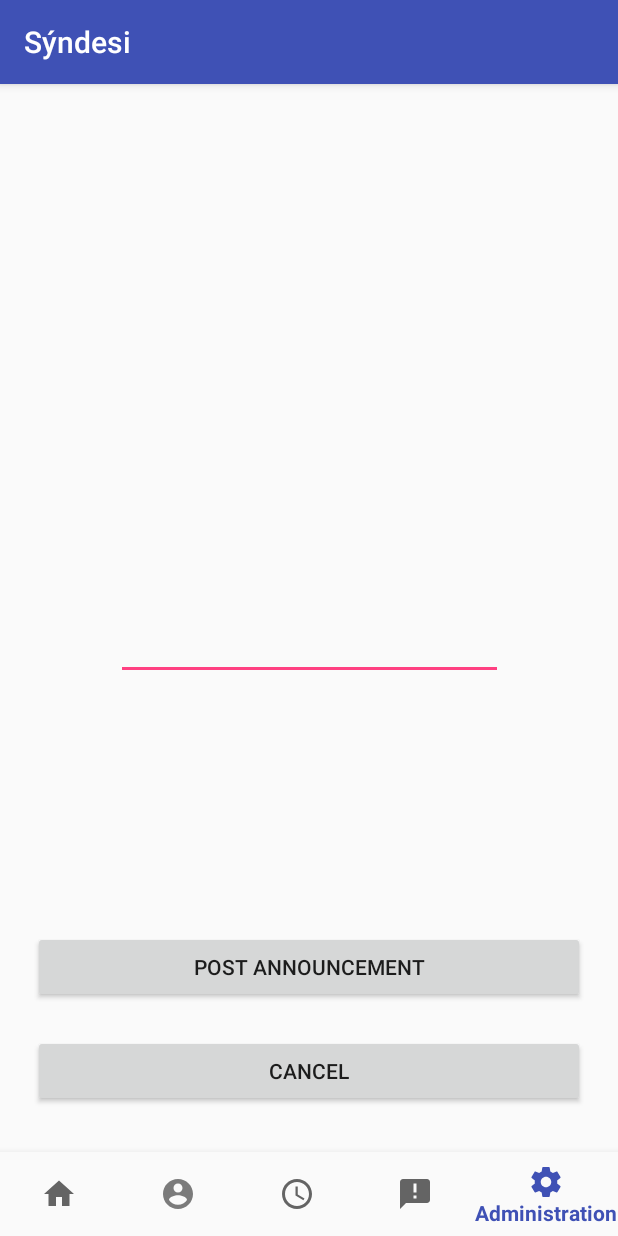
After one commit to MJSanfelippo/CECS491Project, an Android app: the PostAnnouncementActivity screen opened directly, with no data from a screen before it, on a phone screen of 412 x 824 dp. The commit adds this screen. Run offline under Robolectric (Android 15) with nearby library versions, the phone set to English and light mode, and no system bars; our stand-ins replace Firebase (no records; nobody signed in at launch, a user with empty details on screens opened directly).

Commit message:
Work on frontend and backend of posting announcement function. Still need to fix some bugs but core functionality works.

```diff
--- a/app/src/main/AndroidManifest.xml
+++ b/app/src/main/AndroidManifest.xml
@@ -33,6 +33,7 @@
         <activity android:name=".EditScheduleActivity" />
         <activity android:name=".EditEmployeeShift" />
         <activity android:name=".AddShift" />
+        <activity android:name=".PostAnnouncementActivity" />
     </application>
 
 </manifest>
--- a/app/src/main/java/cecs491/android/csulb/edu/cecs491project/EmployerAdminActivity.java
+++ b/app/src/main/java/cecs491/android/csulb/edu/cecs491project/EmployerAdminActivity.java
@@ -80,7 +80,8 @@ public class EmployerAdminActivity extends AppCompatActivity {
         announcementsButton.setOnClickListener(new View.OnClickListener() {
             @Override
             public void onClick(View v) {
-
+                Intent i = new Intent(EmployerAdminActivity.this, PostAnnouncementActivity.class);
+                startActivity(i);
             }
         });
 
--- /dev/null
+++ b/app/src/main/java/cecs491/android/csulb/edu/cecs491project/PostAnnouncementActivity.java
@@ -0,0 +1,127 @@
+package cecs491.android.csulb.edu.cecs491project;
+
+import android.content.Intent;
+import android.os.Bundle;
+import android.support.annotation.NonNull;
+import android.support.design.widget.BottomNavigationView;
+import android.support.v7.app.AlertDialog;
+import android.support.v7.app.AppCompatActivity;
+import android.view.Menu;
+import android.view.MenuItem;
+import android.view.View;
+import android.widget.Button;
+import android.widget.EditText;
+
+import com.google.firebase.auth.FirebaseAuth;
+import com.google.firebase.database.DatabaseReference;
+import com.google.firebase.database.FirebaseDatabase;
+
+import java.text.DateFormat;
+import java.text.SimpleDateFormat;
+import java.util.Date;
+import java.util.Locale;
+
+/**
+ * Created by phannachrin on 4/23/18.
+ */
+
+public class PostAnnouncementActivity extends AppCompatActivity {
+
+    private EditText announcementEditText;
+
+    private Button postButton;
+    private Button cancelButton;
+
+    private BottomNavigationView navigation;
+
+    private FirebaseDatabase db;
+    private FirebaseAuth auth;
+    private DatabaseReference ref;
+
+    private void instantiateFirebase() {
+        db = FirebaseDatabase.getInstance();
+        auth = FirebaseAuth.getInstance();
+        ref = db.getReference("Announcements");
+    }
+
+    private void instantiateLayout(){
+        announcementEditText = findViewById(R.id.announcementEditText);
+        postButton = findViewById(R.id.postButton);
+        cancelButton = findViewById(R.id.cancelButton);
+        navigation = findViewById(R.id.navigation);
+
+        postButton.setOnClickListener(new View.OnClickListener() {
+            @Override
+            public void onClick(View view) {
+                String newAnnouncement = announcementEditText.getText().toString();
+                //String date = new SimpleDateFormat("MM-dd-yyyy", Locale.getDefault()).format(new Date());
+                String timeStamp = DateFormat.getDateTimeInstance().format(new Date());
+                String employerId = auth.getUid();
+                String announcementID = timeStamp;
+                ref.child(announcementID).child("Made by").setValue(employerId);
+                ref.child(announcementID).child("Message").setValue(newAnnouncement);
+                ref.child(announcementID).child("Timestamp").setValue(timeStamp);
+                postSuccessful();
+            }
+        });
+
+        cancelButton.setOnClickListener(new View.OnClickListener() {
+            @Override
+            public void onClick(View view){
+                Intent i = new Intent(PostAnnouncementActivity.this, EmployerAdminActivity.class);
+                startActivity(i);
+            }
+        });
+    }
+
+    private void handleNavMenu(){
+        Menu menu = navigation.getMenu();
+        MenuItem item = menu.getItem(4);
+        item.setChecked(true);
+        navigation.setOnNavigationItemSelectedListener(new BottomNavigationView.OnNavigationItemSelectedListener() {
+            @Override
+            public boolean onNavigationItemSelected(@NonNull MenuItem item) {
+                Intent intent;
+                switch (item.getItemId()) {
+                    case R.id.navigation_home:
+                        intent = new Intent(PostAnnouncementActivity.this, EmployerHomePageActivity.class);
+                        startActivity(intent);
+                        return true;
+                    case R.id.navigation_profile:
+                        intent = new Intent(PostAnnouncementActivity.this, EmployerProfileActivity.class);
+                        startActivity(intent);
+                        return true;
+                    case R.id.navigation_schedule:
+                        intent = new Intent(PostAnnouncementActivity.this, EmployerScheduleActivity.class);
+                        startActivity(intent);
+                        return true;
+                    case R.id.navigation_announcements:
+                        return true;
+                    case R.id.navigation_admin:
+                        intent = new Intent(PostAnnouncementActivity.this, EmployerAdminActivity.class);
+                        startActivity(intent);
+                        return true;
+                }
+                return false;
+            }}
+        );
+    }
+
+    private void postSuccessful(){
+        AlertDialog alertDialog = new AlertDialog.Builder(PostAnnouncementActivity.this).create();
+        alertDialog.setMessage("Post Successful.");
+        alertDialog.show();
+        Intent i = new Intent(PostAnnouncementActivity.this, PostAnnouncementActivity.class);
+        startActivity(i);
+    }
+
+    @Override
+    protected void onCreate (Bundle savedInstanceState){
+        super.onCreate(savedInstanceState);
+        setContentView(R.layout.activity_create_announcement);
+        instantiateFirebase();
+        instantiateLayout();
+        handleNavMenu();
+    }
+
+}
--- /dev/null
+++ b/app/src/main/res/layout/activity_create_announcement.xml
@@ -0,0 +1,59 @@
+<?xml version="1.0" encoding="utf-8"?>
+<android.support.constraint.ConstraintLayout xmlns:android="http://schemas.android.com/apk/res/android"
+    xmlns:app="http://schemas.android.com/apk/res-auto"
+    xmlns:tools="http://schemas.android.com/tools"
+    android:layout_width="match_parent"
+    android:layout_height="match_parent">
+
+    <Button
+        android:id="@+id/postButton"
+        android:layout_width="368dp"
+        android:layout_height="wrap_content"
+        android:layout_marginBottom="21dp"
+        android:layout_marginEnd="148dp"
+        android:layout_marginStart="148dp"
+        android:text="Post Announcement"
+        app:layout_constraintBottom_toTopOf="@+id/cancelButton"
+        app:layout_constraintEnd_toEndOf="parent"
+        app:layout_constraintStart_toStartOf="parent" />
+
+    <Button
+        android:id="@+id/cancelButton"
+        android:layout_width="368dp"
+        android:layout_height="wrap_content"
+        android:layout_marginBottom="86dp"
+        android:layout_marginEnd="148dp"
+        android:layout_marginStart="148dp"
+        android:text="Cancel"
+        app:layout_constraintBottom_toBottomOf="parent"
+        app:layout_constraintEnd_toEndOf="parent"
+        app:layout_constraintStart_toStartOf="parent" />
+
+    <EditText
+        android:id="@+id/announcementEditText"
+        android:layout_width="258dp"
+        android:layout_height="226dp"
+        android:layout_marginBottom="39dp"
+        android:layout_marginEnd="51dp"
+        android:layout_marginStart="51dp"
+        android:layout_marginTop="43dp"
+        android:ems="10"
+        android:inputType="textMultiLine"
+        app:layout_constraintBottom_toTopOf="@+id/postButton"
+        app:layout_constraintEnd_toEndOf="parent"
+        app:layout_constraintStart_toStartOf="parent"
+        app:layout_constraintTop_toTopOf="parent" />
+
+    <android.support.design.widget.BottomNavigationView
+        android:id="@+id/navigation"
+        android:layout_width="0dp"
+        android:layout_height="wrap_content"
+        android:layout_marginEnd="0dp"
+        android:layout_marginStart="0dp"
+        android:background="?android:attr/windowBackground"
+        app:layout_constraintBottom_toBottomOf="parent"
+        app:layout_constraintLeft_toLeftOf="parent"
+        app:layout_constraintRight_toRightOf="parent"
+        app:menu="@menu/employer_nav_menu" />
+
+</android.support.constraint.ConstraintLayout>
```
